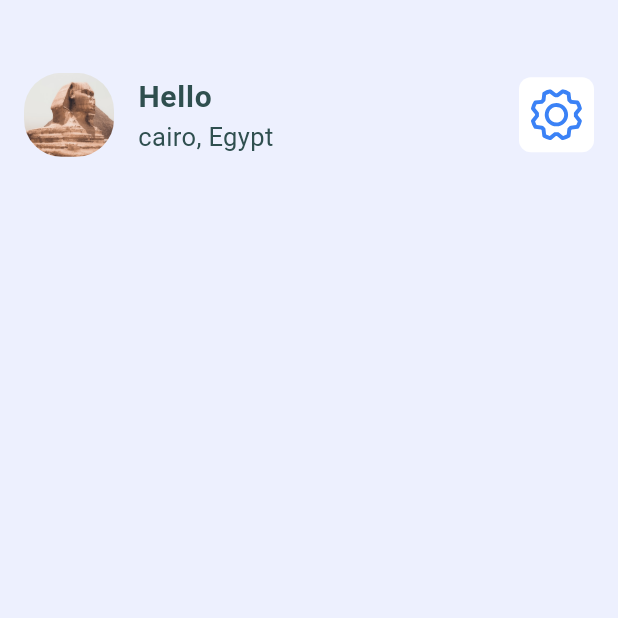
After one commit to Elhaw2003/graduation-project, a Flutter app: the HomeScreen screen opened by its route, on a phone screen of 412 x 824 dp, the top half of it. The commit adds this screen. Run offline on Flutter 3.47's test engine with Material 3 defaults, Android fonts, the phone set to English and light mode, and no system bars; our stand-ins replace animate_do, easy_localization, equatable, flutter_bloc, flutter_screenutil, flutter_svg and 5 more.

Commit message:
Add app bar for HomeScreen

```diff
--- a/assets/translations/ar.json
+++ b/assets/translations/ar.json
@@ -75,5 +75,9 @@
   "didntReceiveCode": "لم تستلم الرمز؟ ",
   "resendIn":"اعادة الارسال بعد",
   "second":"ثانية",
-  "resend":"اعادة الارسال"
+  "resend":"اعادة الارسال",
+  "hello": "مرحبا",
+  "cairo": "القاهرة",
+  "cairoEgypt": "القاهرة، مصر"
+
 }
--- a/assets/translations/en.json
+++ b/assets/translations/en.json
@@ -75,5 +75,9 @@
   "didntReceiveCode": "Didn't receive the code? ",
   "resendIn":"Resend in",
   "second":"s",
-  "resend":"Resend"
+  "resend":"Resend",
+  "hello": "Hello",
+  "cairo": "Cairo",
+  "cairoEgypt": "Cairo, Egypt"
+
 }
--- a/lib/core/routing/app_routes.dart
+++ b/lib/core/routing/app_routes.dart
@@ -6,4 +6,5 @@ class AppRoutes {
   static const String selectRoleScreen = '/selectRoleScreen';
   static const String forgotPasswordScreen = '/forgotPasswordScreen';
   static const String verifyPhoneNumberScreen = '/verifyPhoneNumberScreen';
+  static const String homeScreen = '/homeScreen';
 }
--- a/lib/core/routing/routing_generation_config.dart
+++ b/lib/core/routing/routing_generation_config.dart
@@ -8,6 +8,7 @@ import 'package:smart_guide/feature/auth/login/presentation/view/login_screen.da
 import 'package:smart_guide/feature/auth/register/presentation/view/register_screen.dart';
 import 'package:smart_guide/feature/auth/select_role/presentation/view/select_role_screen.dart';
 import 'package:smart_guide/feature/auth/verify_phone_number/presentation/view/verify_phone_number_screen.dart';
+import 'package:smart_guide/feature/home/presentation/home_screen.dart';
 import 'package:smart_guide/feature/onboarding/presentation/view/onboarding_screen.dart';
 import 'package:smart_guide/feature/splash/presentation/view/splash_screen.dart';
 
@@ -80,6 +81,13 @@ class RoutingGenerationConfig {
           return CustomSpringPage(child: VerifyPhoneNumberScreen());
         },
       ),
+      GoRoute(
+        path: AppRoutes.homeScreen,
+        name: AppRoutes.homeScreen,
+        pageBuilder: (context, state) {
+          return CustomSpringPage(child: HomeScreen());
+        },
+      ),
     ],
   );
 }
--- a/lib/core/utils/app_colors.dart
+++ b/lib/core/utils/app_colors.dart
@@ -13,6 +13,8 @@ class AppColors {
   static const Color greyCFC9C9olor = Color(0xFFCFC9C9);
   static const Color primaryTextColor = Color(0xFF202123);
   static const Color secondaryTextColor = Color(0xFF606167);
+  static const Color thirdTextColor = Color(0xFF2F4F4F);
+
   static const Color black1F2937Color = Color(0xFF1F2937);
   static const Color blackColor = Color(0xFF000000);
   static const Color redColor = Colors.red;
--- a/lib/feature/auth/verify_phone_number/presentation/view/widget/verify_phone_button.dart
+++ b/lib/feature/auth/verify_phone_number/presentation/view/widget/verify_phone_button.dart
@@ -1,5 +1,7 @@
 import 'package:easy_localization/easy_localization.dart';
 import 'package:flutter/material.dart';
+import 'package:go_router/go_router.dart';
+import 'package:smart_guide/core/routing/app_routes.dart';
 import 'package:smart_guide/core/shared_widgets/custom_button_widget.dart';
 import 'package:smart_guide/core/utils/app_colors.dart';
 import 'package:smart_guide/core/utils/app_text_style.dart';
@@ -11,7 +13,11 @@ class VerifyPhoneButton extends StatelessWidget {
   @override
   Widget build(BuildContext context) {
     return CustomButtonWidget(
-      onPressed: otpController!.text.length != 6 ? null : () {},
+      onPressed: otpController!.text.length != 6
+          ? null
+          : () {
+              GoRouter.of(context).pushNamed(AppRoutes.homeScreen);
+            },
       buttonColor: otpController!.text.length != 6
           ? AppColors.primaryColor.withValues(alpha: 0.5)
           : AppColors.primaryColor,
--- /dev/null
+++ b/lib/feature/home/presentation/home_screen.dart
@@ -0,0 +1,15 @@
+import 'package:flutter/material.dart';
+import 'package:smart_guide/core/utils/app_colors.dart';
+import 'package:smart_guide/feature/home/presentation/widget/home_body.dart';
+
+class HomeScreen extends StatelessWidget {
+  const HomeScreen({super.key});
+
+  @override
+  Widget build(BuildContext context) {
+    return Scaffold(
+      backgroundColor: AppColors.backgroundColor,
+      body: HomeBody(),
+    );
+  }
+}
--- /dev/null
+++ b/lib/feature/home/presentation/widget/custom_home_app_bar.dart
@@ -0,0 +1,61 @@
+import 'package:easy_localization/easy_localization.dart';
+import 'package:flutter/material.dart';
+import 'package:flutter_svg/svg.dart';
+import 'package:smart_guide/core/utils/app_colors.dart';
+import 'package:smart_guide/generated/assets.dart';
+import 'package:smart_guide/generated/locale_keys.g.dart';
+
+class CustomHomeAppBar extends StatelessWidget {
+  const CustomHomeAppBar({super.key});
+
+  @override
+  Widget build(BuildContext context) {
+    return Container(
+      height: 100,
+      child: Row(
+        children: [
+          Expanded(
+            child: ListTile(
+              title: Text(
+                LocaleKeys.hello.tr(),
+                style: TextStyle(
+                  fontSize: 20,
+                  fontWeight: FontWeight.bold,
+                  color: AppColors.thirdTextColor,
+                ),
+              ),
+              subtitle: Text(
+                LocaleKeys.cairoEgypt.tr(),
+                style: TextStyle(fontSize: 17, color: AppColors.thirdTextColor),
+              ),
+              leading: ClipRRect(
+                borderRadius: BorderRadius.circular(25.0),
+                child: Image.asset(
+                  height: 60,
+                  width: 60,
+                  Assets.sphinx,
+                  fit: BoxFit.cover,
+                ),
+              ),
+            ),
+          ),
+          Container(
+            height: 50,
+            width: 50,
+            decoration: BoxDecoration(
+              color: AppColors.whiteColor,
+              borderRadius: BorderRadius.circular(8),
+            ),
+            child: IconButton(
+              onPressed: () {},
+              icon: SvgPicture.asset(
+                Assets.imagesSvgSettings,
+                color: AppColors.primaryColor,
+              ),
+            ),
+          ),
+        ],
+      ),
+    );
+  }
+}
--- /dev/null
+++ b/lib/feature/home/presentation/widget/home_body.dart
@@ -0,0 +1,19 @@
+import 'package:flutter/material.dart';
+import 'package:smart_guide/core/shared_widgets/custom_spacing_widget.dart';
+import 'package:smart_guide/feature/home/presentation/widget/custom_home_app_bar.dart';
+
+class HomeBody extends StatelessWidget {
+  const HomeBody({super.key});
+
+  @override
+  Widget build(BuildContext context) {
+    return SingleChildScrollView(
+      child: Padding(
+        padding: const EdgeInsets.only(right: 16.0),
+        child: Column(
+          children: [CustomHeightSpacingWidget(height: 30), CustomHomeAppBar()],
+        ),
+      ),
+    );
+  }
+}
--- a/pubspec.yaml
+++ b/pubspec.yaml
@@ -51,7 +51,6 @@ dev_dependencies:
   flutter_test:
     sdk: flutter
   flutter_lints: ^6.0.0
-  flutter_launcher_icons: ^0.14.4
 
 flutter_icons:
   android: true
```
Also changed, not shown: assets/images/png/sphinx.jpg (added), assets/images/svg/settings.svg (added), lib/generated/assets.dart, lib/generated/codegen_loader.g.dart, lib/generated/locale_keys.g.dart, pubspec.lock.
